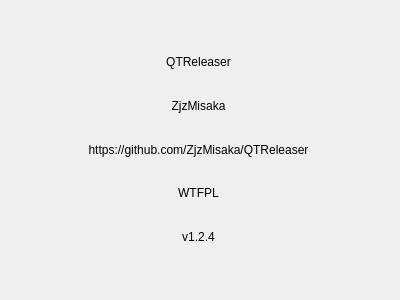
The window that about.ui (ZjzMisaka/QTReleaser) describes before a commit, drawn with Qt 5.
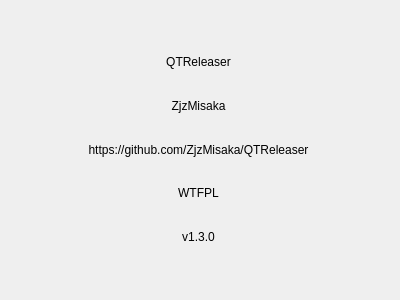
The same window after the commit.

What changed in the file:
```diff
--- a/about.ui
+++ b/about.ui
@@ -73,7 +73,7 @@
     <item>
      <widget class="QLabel" name="label_4">
       <property name="text">
-       <string>v1.2.4</string>
+       <string>v1.3.0</string>
       </property>
       <property name="alignment">
        <set>Qt::AlignCenter</set>
```
